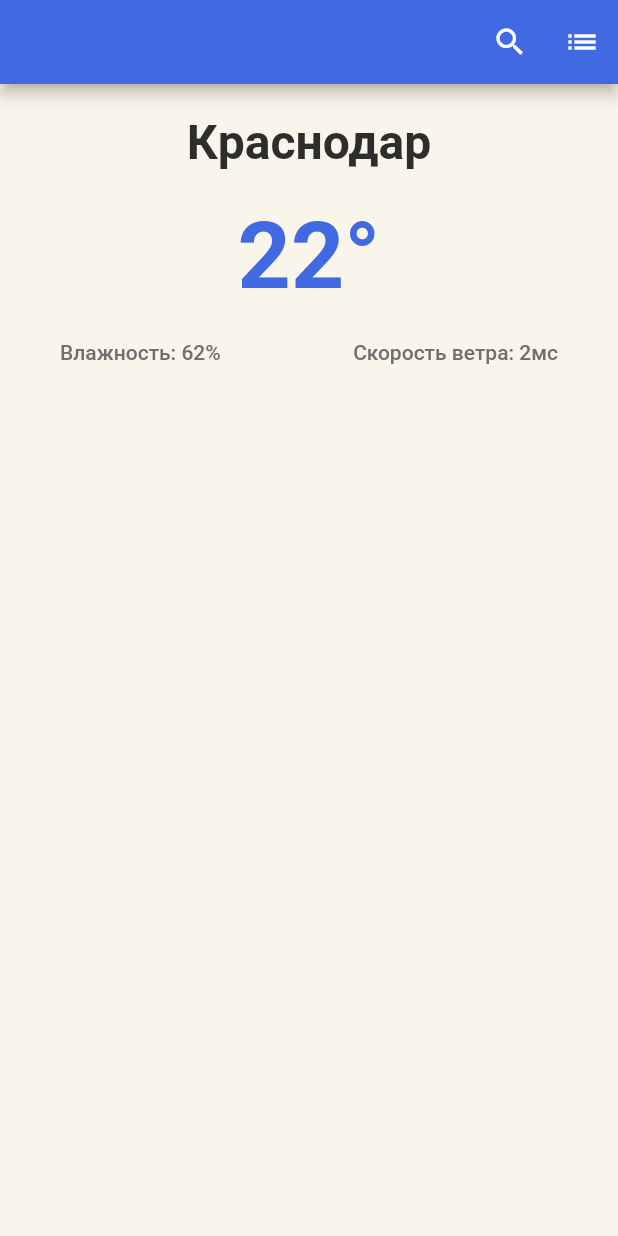
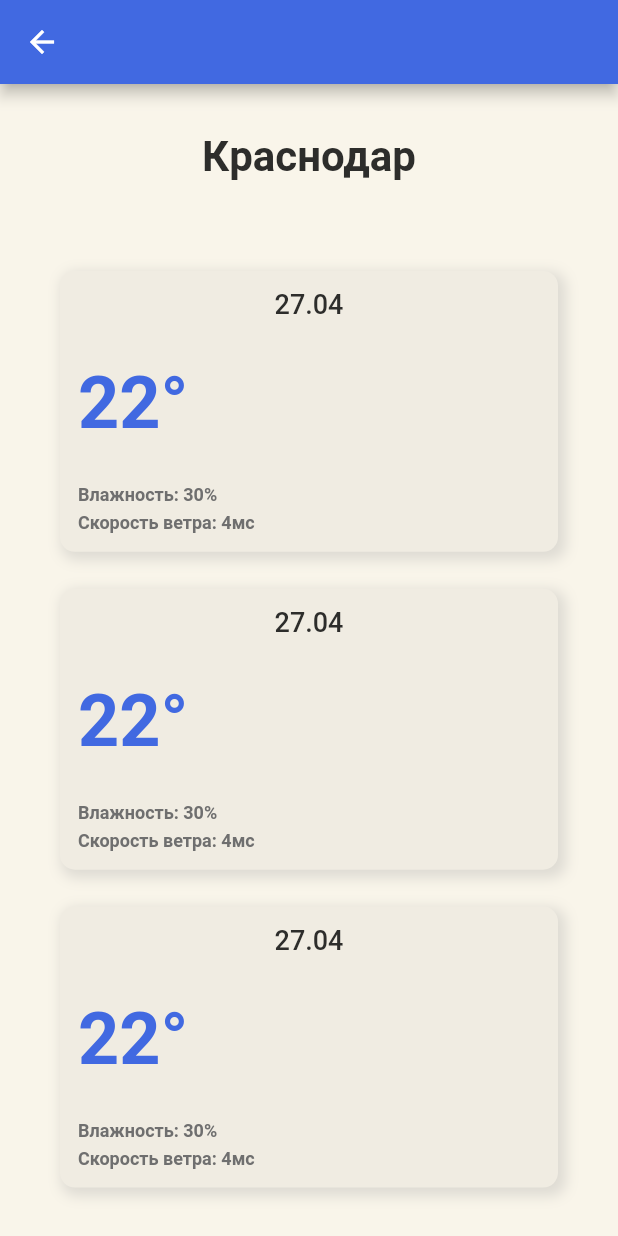
Before and after one commit to shamrn/flutter-weather, a Flutter app: the DetailScreen screen opened by its route, after a tap on the "list" icon, on a phone screen of 412 x 824 dp. Run offline on Flutter 3.47's test engine with Material 2 defaults, Android fonts, the phone set to English and light mode, and no system bars.

Commit message:
Implemented list weather screen

```diff
--- a/lib/features/presentation/screens/detail_screen.dart
+++ b/lib/features/presentation/screens/detail_screen.dart
@@ -16,7 +16,9 @@ class DetailScreen extends StatelessWidget {
             icon: const Icon(Icons.search),
             onPressed: () => Navigator.pushNamed(context, '/'),
           ),
-          IconButton(onPressed: () {}, icon: const Icon(Icons.list)),
+          IconButton(
+              onPressed: () => Navigator.pushNamed(context, '/list'),
+              icon: const Icon(Icons.list)),
         ],
       ),
       body: SafeArea(
--- /dev/null
+++ b/lib/features/presentation/screens/list_screen.dart
@@ -0,0 +1,56 @@
+// The file implements a list weather screen
+
+import 'package:flutter/material.dart';
+import 'package:flutter_weather/common/app_constants.dart';
+import 'package:flutter_weather/features/presentation/widgets/card_widget.dart';
+
+class ListScreen extends StatelessWidget {
+  const ListScreen({Key? key}) : super(key: key);
+
+  @override
+  Widget build(BuildContext context) {
+    double cardHeight = MediaQuery.of(context).size.height / 4.4;
+
+    return Scaffold(
+      appBar: AppBar(),
+      body: SafeArea(
+        child: Padding(
+          padding: AppStyles.primaryPadding,
+          child: Column(
+            mainAxisAlignment: MainAxisAlignment.spaceAround,
+            children: [
+              Text(
+                'Краснодар',
+                style: AppStyles.boldTextStyle.copyWith(fontSize: 28),
+              ),
+              const SizedBox(
+                height: 10,
+              ),
+              CardWidget(
+                height: cardHeight,
+                date: '27.04',
+                degree: '22',
+                humidity: '30',
+                windSpeed: '4',
+              ),
+              CardWidget(
+                height: cardHeight,
+                date: '27.04',
+                degree: '22',
+                humidity: '30',
+                windSpeed: '4',
+              ),
+              CardWidget(
+                height: cardHeight,
+                date: '27.04',
+                degree: '22',
+                humidity: '30',
+                windSpeed: '4',
+              ),
+            ],
+          ),
+        ),
+      ),
+    );
+  }
+}
--- /dev/null
+++ b/lib/features/presentation/widgets/card_widget.dart
@@ -0,0 +1,87 @@
+// The file implements card widget
+
+import 'package:flutter/material.dart';
+import 'package:flutter_weather/common/app_constants.dart';
+
+class CardWidget extends StatelessWidget {
+  final double height;
+  final String date;
+  final String degree;
+  final String humidity;
+  final String windSpeed;
+
+  const CardWidget({
+    Key? key,
+    required this.height,
+    required this.date,
+    required this.degree,
+    required this.humidity,
+    required this.windSpeed,
+  }) : super(key: key);
+
+  @override
+  Widget build(BuildContext context) {
+    return Container(
+      height: height,
+      width: MediaQuery.of(context).size.width,
+      decoration: BoxDecoration(
+        color: AppColors.darkenedBackgroundColor,
+        borderRadius: BorderRadius.circular(10),
+        boxShadow: [
+          BoxShadow(
+            color: Colors.grey.withOpacity(0.3),
+            spreadRadius: 2,
+            blurRadius: 7,
+            offset: const Offset(3, 3), // changes position of shadow
+          ),
+        ],
+      ),
+      child: Padding(
+        padding: const EdgeInsets.all(12.0),
+        child: Column(
+          mainAxisAlignment: MainAxisAlignment.spaceBetween,
+          children: [
+            Text(
+              date,
+              style: AppStyles.mediumTextStyle.copyWith(fontSize: 18),
+            ),
+            Align(
+              alignment: Alignment.topLeft,
+              child: Text(
+                '$degree°',
+                style: AppStyles.boldTextStyle
+                    .copyWith(fontSize: 48, color: AppColors.primaryColor),
+              ),
+            ),
+            Column(
+              children: [
+                _alignSmallText(
+                    text: 'Влажность: $humidity%',
+                    alignment: Alignment.topLeft),
+                const SizedBox(
+                  height: 5,
+                ),
+                _alignSmallText(
+                    text: 'Скорость ветра: $windSpeedмс',
+                    alignment: Alignment.topLeft)
+              ],
+            ),
+          ],
+        ),
+      ),
+    );
+  }
+
+  Widget _alignSmallText({required String text, required Alignment alignment}) {
+    // The method returns a small text, also sets its alignment
+
+    return Align(
+      alignment: alignment,
+      child: Text(
+        text,
+        style: AppStyles.boldTextStyle
+            .copyWith(fontSize: 12, color: AppColors.secondTextColor),
+      ),
+    );
+  }
+}
--- a/lib/main.dart
+++ b/lib/main.dart
@@ -3,6 +3,7 @@ import 'package:flutter_weather/common/app_constants.dart';
 import 'package:flutter_weather/common/utils.dart';
 import 'package:flutter_weather/features/presentation/screens/city_input_screen.dart';
 import 'package:flutter_weather/features/presentation/screens/detail_screen.dart';
+import 'package:flutter_weather/features/presentation/screens/list_screen.dart';
 
 void main() {
   runApp(const WeatherApp());
@@ -22,6 +23,7 @@ class WeatherApp extends StatelessWidget {
       routes: {
         '/': (context) => const CityInputScreen(),
         '/detail': (context) => const DetailScreen(),
+        '/list': (context) => const ListScreen(),
       },
     );
   }
```
